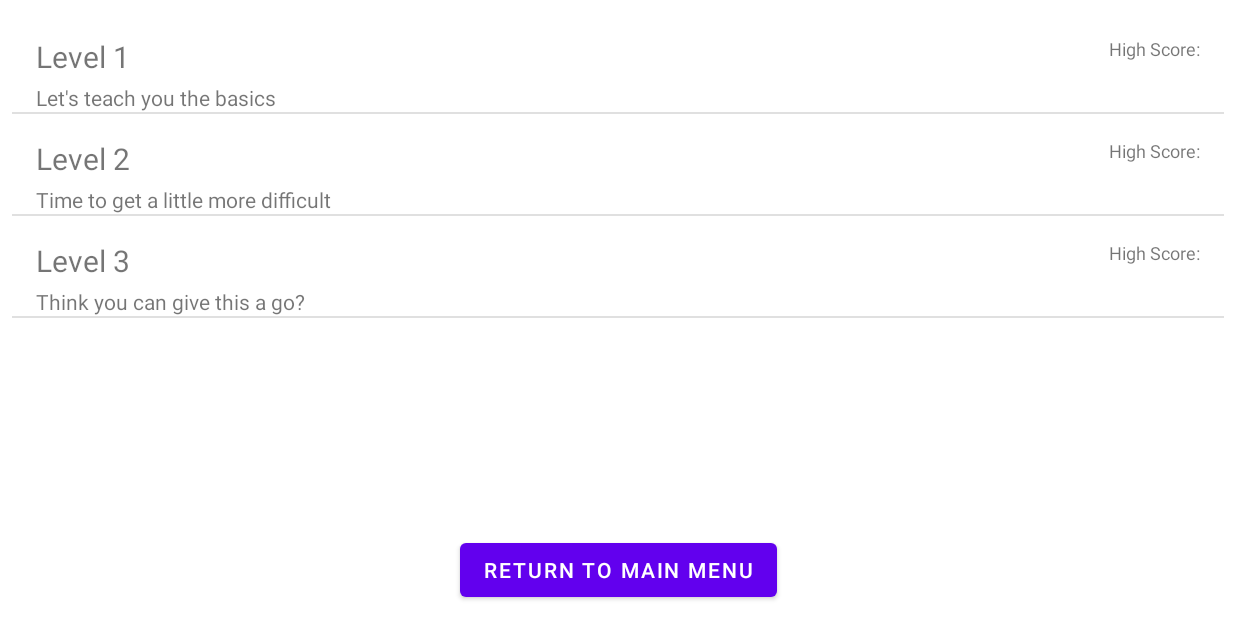
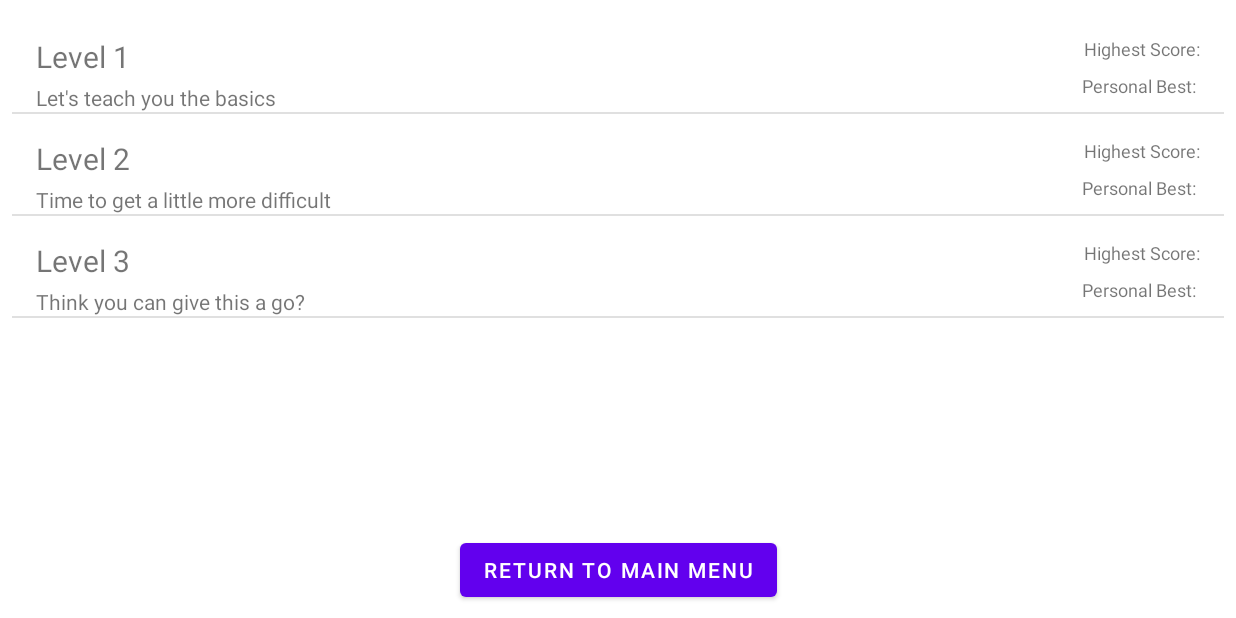
Before and after one commit to joshjh2002/cs2pj20-lemons, an Android app: the LevelSelect screen opened directly, with no data from a screen before it, on a phone screen of 824 x 412 dp (held sideways). Run offline under Robolectric (Android 15) with nearby library versions, the phone set to English and light mode, and no system bars; our stand-ins replace Firebase (no records; nobody signed in at launch, a user with empty details on screens opened directly).

Commit message:
Added Shared Preferences to keep track of personal bests

```diff
--- a/app/src/main/java/com/joshh29012945/lemons/Game.java
+++ b/app/src/main/java/com/joshh29012945/lemons/Game.java
@@ -510,6 +510,7 @@ public class Game extends SurfaceView implements Runnable {
         // Actually switches activity
         switchActivityIntent.putExtra("pass_fail", exitMessage);
         switchActivityIntent.putExtra("score", score + "");
+        switchActivityIntent.putExtra("name", name);
         context.startActivity(switchActivityIntent);
     }
 
--- a/app/src/main/java/com/joshh29012945/lemons/ItemAdapter.java
+++ b/app/src/main/java/com/joshh29012945/lemons/ItemAdapter.java
@@ -2,6 +2,7 @@ package com.joshh29012945.lemons;
 
 import android.annotation.SuppressLint;
 import android.content.Context;
+import android.content.SharedPreferences;
 import android.view.LayoutInflater;
 import android.view.View;
 import android.view.ViewGroup;
@@ -16,11 +17,13 @@ public class ItemAdapter extends BaseAdapter {
     LayoutInflater mInflater;
     String[] items;
     String[] descriptions;
+    Context context;
 
     public ItemAdapter(Context c, String[] i, String[] d) {
         items = i;
         descriptions = d;
         mInflater = (LayoutInflater) c.getSystemService(Context.LAYOUT_INFLATER_SERVICE);
+        context = c;
     }
 
 
@@ -48,6 +51,7 @@ public class ItemAdapter extends BaseAdapter {
         TextView nameTextView = v.findViewById(R.id.name_text_view);
         TextView descriptionTextView = v.findViewById(R.id.description_view);
         TextView highScore = v.findViewById(R.id.highScore);
+        TextView personalBest = v.findViewById(R.id.personalBestView);
 
         //sets the name and description of the current level entry
         String name = items[i];
@@ -64,7 +68,14 @@ public class ItemAdapter extends BaseAdapter {
             myRef.get().addOnCompleteListener(y -> {
                 if (y.isSuccessful()) {
                     if (y.getResult().exists()) {
-                        highScore.setText("High Score: " + y.getResult().getValue().toString());
+                        highScore.setText("Highest Score: " + y.getResult().getValue().toString());
+                        SharedPreferences sharedPref = context.getSharedPreferences("scores", Context.MODE_PRIVATE);
+                        SharedPreferences.Editor editor = sharedPref.edit();
+                        String lastScore = sharedPref.getString(name, "-1");
+                        if (lastScore != "-1")
+                            personalBest.setText("Personal Best: " + lastScore);
+                        else
+                            personalBest.setText("");
                     } else {
 
                     }
--- a/app/src/main/res/layout/activity_level_list.xml
+++ b/app/src/main/res/layout/activity_level_list.xml
@@ -33,8 +33,19 @@
         android:layout_height="wrap_content"
         android:layout_marginTop="16dp"
         android:layout_marginEnd="16dp"
-        android:text="High Score:"
+        android:text="Highest Score:"
         android:textSize="12sp"
         app:layout_constraintEnd_toEndOf="parent"
         app:layout_constraintTop_toTopOf="parent" />
+
+    <TextView
+        android:id="@+id/personalBestView"
+        android:layout_width="wrap_content"
+        android:layout_height="wrap_content"
+        android:layout_marginTop="8dp"
+        android:layout_marginEnd="16dp"
+        android:text="Personal Best: "
+        android:textSize="12sp"
+        app:layout_constraintEnd_toEndOf="parent"
+        app:layout_constraintTop_toBottomOf="@+id/highScore" />
 </androidx.constraintlayout.widget.ConstraintLayout>
--- a/app/src/main/res/values/strings.xml
+++ b/app/src/main/res/values/strings.xml
@@ -12,6 +12,7 @@
 
     <string name="level_finished">Level %1$s</string>
     <string name="score_text">Score: %1$s</string>
+    <string name="personal_best">Personal Best: %1$s</string>
     <string name="main_menu">Return to Main Menu</string>
 
     <string-array name="level_name">
```
Also changed, not shown: app/src/main/java/com/joshh29012945/lemons/LevelFinished.java (+21 -2 lines), app/src/main/res/layout/activity_level_finished.xml (+17 -1 lines).
